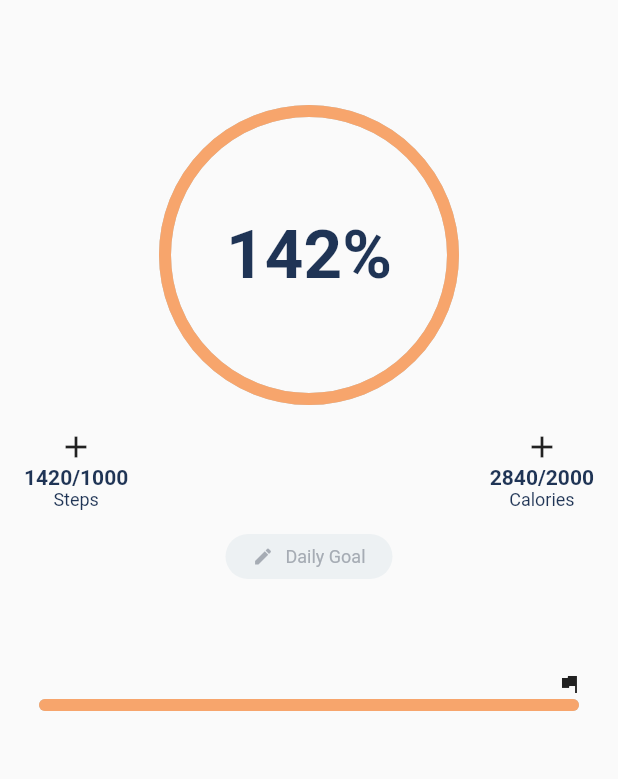
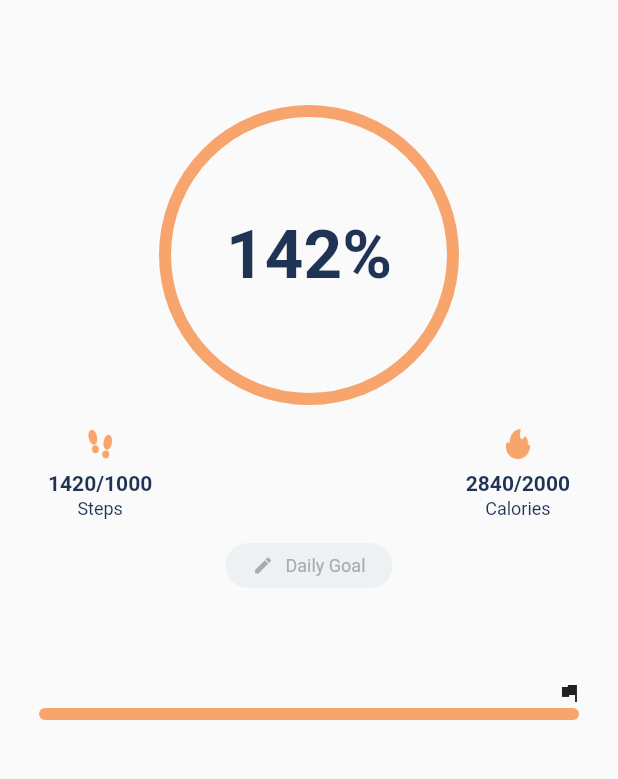
Before and after one commit to roberto-fernandes/steps_counter, a Flutter app: the screen it shows after launch, on a phone screen of 412 x 824 dp, the part 153-932 px from its top. Run offline on Flutter 3.47's test engine with Material 2 defaults, Android fonts, the phone set to English and light mode, and no system bars; drawn by our look-alikes of percent_indicator; our stand-ins replace equatable, flutter_bloc, flutter_local_notifications, get_it, injectable, shared_preferences; missing offline and left inert: notification_permissions, workmanager; Roboto replaces fonts that are missing (lato).

Commit message:
assets integration

```diff
--- a/lib/core/presentation/theme.dart
+++ b/lib/core/presentation/theme.dart
@@ -11,9 +11,9 @@ final defaultTheme = ThemeData(
   primaryColor: _kOrange,
   colorScheme: const ColorScheme(
     brightness: Brightness.light,
-    primary: _kOrange,
+    primary: _fadeGray,
     onPrimary: _softBlue,
-    secondary: _darkBlue,
+    secondary: _kOrange,
     onSecondary: _fadeGray,
     error: Colors.red,
     onError: Colors.white,
--- a/lib/core/utils/constants.dart
+++ b/lib/core/utils/constants.dart
@@ -6,6 +6,10 @@ class Defaults {
   static const int snackBarDurationMilliseconds = 1000;
 }
 
+class Assets {
+  static const String steps = 'assets/icons/steps.png';
+  static const String flame = 'assets/icons/flame.png';
+}
 
 class PrefsKeys {
   static const String stepGoals = 'step_goals';
--- a/lib/step_counter/presentation/widget/circular_indicator.dart
+++ b/lib/step_counter/presentation/widget/circular_indicator.dart
@@ -27,7 +27,8 @@ class CircularIndicator extends StatelessWidget {
           ),
         ),
         circularStrokeCap: CircularStrokeCap.round,
-        progressColor: theme.colorScheme.primary,
+        backgroundColor: Theme.of(context).colorScheme.onSecondary,
+        progressColor: Theme.of(context).colorScheme.secondary,
       ),
     );
   }
--- a/lib/step_counter/presentation/widget/information_row_widget.dart
+++ b/lib/step_counter/presentation/widget/information_row_widget.dart
@@ -14,18 +14,18 @@ class InformationRowWidget extends StatelessWidget {
   @override
   Widget build(BuildContext context) {
     return Padding(
-      padding: const EdgeInsets.symmetric(vertical: 16),
+      padding: const EdgeInsets.all(16),
       child: Row(
         mainAxisAlignment: MainAxisAlignment.spaceBetween,
         children: [
           _InformationItem(
-            icon: const Icon(Icons.add),
+            icon: Image.asset(Assets.steps),
             goal: stepsGoal,
             description: 'Steps',
             current: currentSteps,
           ),
           _InformationItem(
-            icon: const Icon(Icons.add),
+            icon: Image.asset(Assets.flame),
             description: 'Calories',
             current: currentSteps != null
                 ? currentSteps! * Defaults.caloriesPerStep
@@ -59,12 +59,14 @@ class _InformationItem extends StatelessWidget {
     return Column(
       children: [
         icon,
+        const SizedBox(height: 8),
         Text(
           '${current ?? '-'}/${goal ?? '-'}',
           style: Theme.of(context).textTheme.bodyMedium?.copyWith(
                 fontWeight: FontWeight.w600,
               ),
         ),
+        const SizedBox(height: 2),
         Text(
           description,
           style: Theme.of(context).textTheme.bodySmall,
--- a/lib/step_counter/presentation/widget/liner_indicator.dart
+++ b/lib/step_counter/presentation/widget/liner_indicator.dart
@@ -38,7 +38,8 @@ class LinearIndicator extends StatelessWidget {
                 animationDuration: 400,
                 percent: min(percentage / 100, 1.0),
                 barRadius: const Radius.circular(16),
-                progressColor: Theme.of(context).colorScheme.primary,
+                backgroundColor: Theme.of(context).colorScheme.onSecondary,
+                progressColor: Theme.of(context).colorScheme.secondary,
               );
             },
           ),
```
Also changed, not shown: pubspec.yaml (+7 -0 lines), assets/icons/2.0x/flame.png (added), assets/icons/2.0x/steps.png (added), assets/icons/3.0x/flame.png (added), assets/icons/3.0x/steps.png (added), assets/icons/flame.png (added), assets/icons/steps.png (added).
